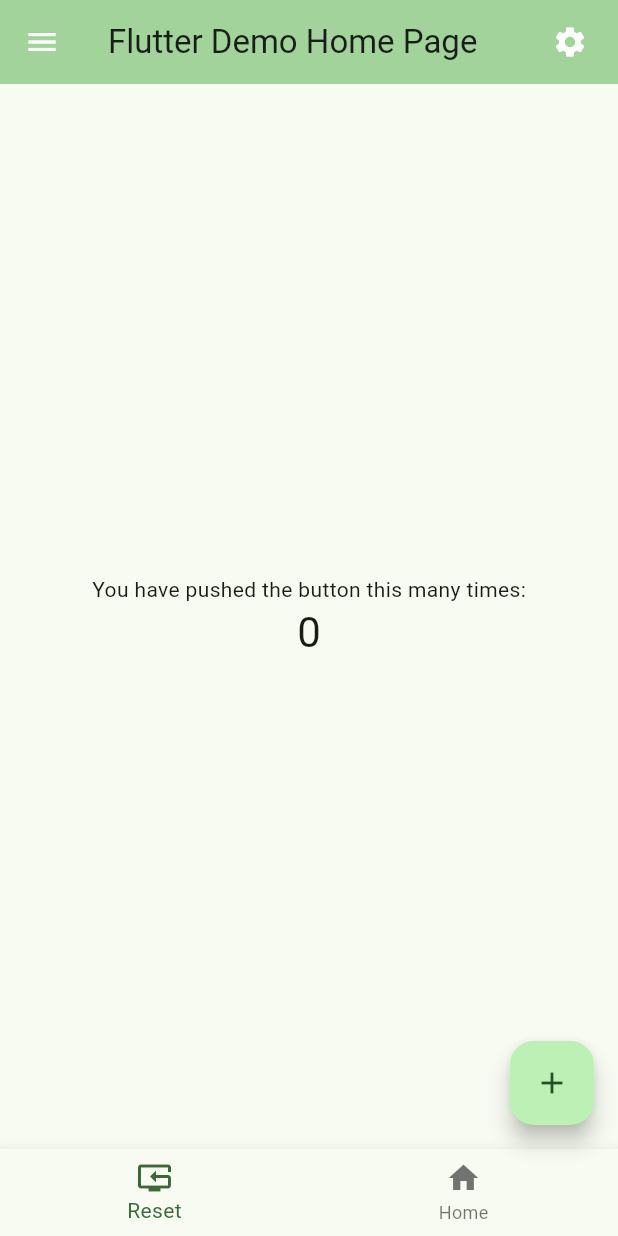
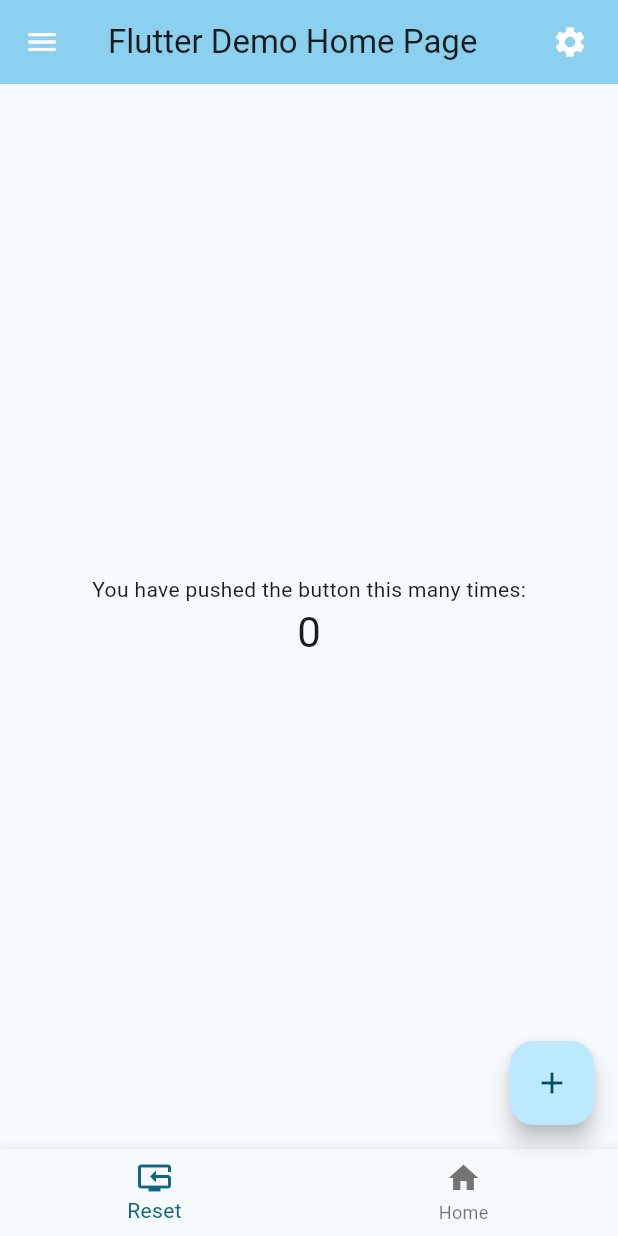
Before and after one commit to dixonaws/flutterplayground, a Flutter app: the screen it shows after launch, on a phone screen of 412 x 824 dp. Run offline on Flutter 3.47's test engine with Material 3 defaults, Android fonts, the phone set to English and light mode, and no system bars.

```diff
--- a/lib/main.dart
+++ b/lib/main.dart
@@ -14,7 +14,7 @@ class MyApp extends StatelessWidget {
       debugShowCheckedModeBanner: false,
       title: 'Flutter Demo',
       theme: ThemeData(
-        colorScheme: ColorScheme.fromSeed(seedColor: Colors.green),
+        colorScheme: ColorScheme.fromSeed(seedColor: Colors.blueGrey),
         useMaterial3: true,
       ),
       home: const MyHomePage(title: 'Flutter Demo Home Page'),
```
